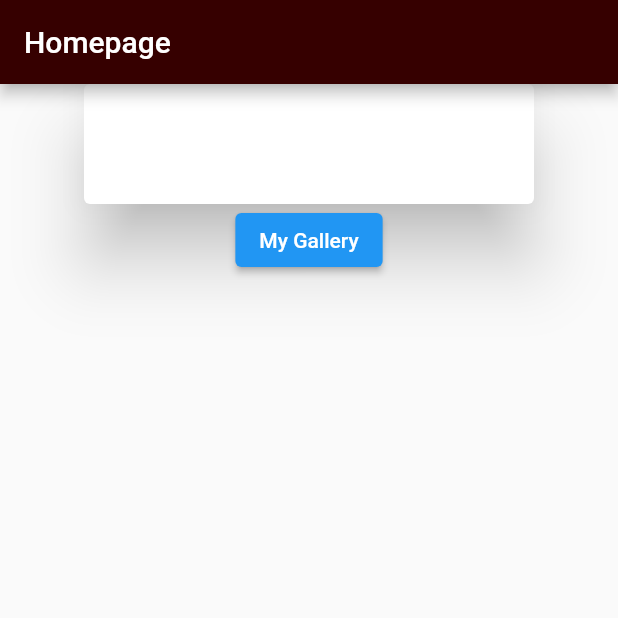
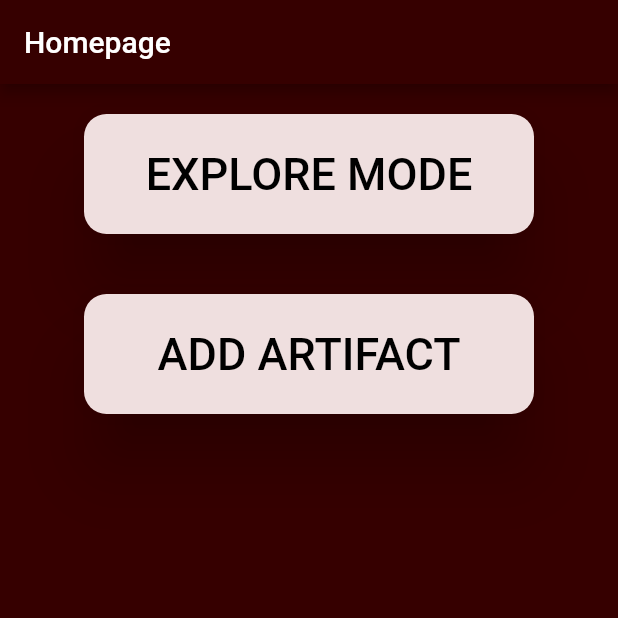
Before and after one commit to jooleyaz/Hoax-Buster, a Flutter app: the screen it shows after launch, on a phone screen of 412 x 824 dp, the top half of it. Run offline on Flutter 3.47's test engine with Material 2 defaults, Android fonts, the light colour scheme and no system bars; our stand-ins replace image_picker, permission_handler; missing offline and left inert: edge_detection; Roboto replaces fonts that are missing (Lexend-Regular).

Commit message:
added button designs

```diff
--- a/front_end/memory_museum/lib/home.dart
+++ b/front_end/memory_museum/lib/home.dart
@@ -14,42 +14,76 @@ class _MyHomePageState extends State<MyHomePage> {
   @override
   Widget build(BuildContext context) {
     return Scaffold(
+        backgroundColor: const Color(0xff360000),
         appBar: AppBar(
           backgroundColor: const Color(0xff360000),
           title: const Text("Homepage"),
         ),
         body: Center(
           child: Column(children: [
-            ElevatedButton(
+            Padding(
+              padding: EdgeInsets.all(20.0),
+              child: ElevatedButton(
                 onPressed: () {
                   Navigator.push(
                     context,
-                  MaterialPageRoute(builder: (context) => const ExplorePage()),
+                    MaterialPageRoute(
+                        builder: (context) => const ExplorePage()),
                   );
                 },
                 style: ElevatedButton.styleFrom(
                   padding: const EdgeInsets.all(20.0),
                   fixedSize: const Size(300, 80),
-                textStyle: const TextStyle(
-                  fontSize: 40,
-                  fontFamily: "Lexend-Regular",
-                ),
-                backgroundColor: Colors.white,
+                  backgroundColor: Color.fromARGB(255, 239, 223, 223),
                   elevation: 20,
                   shadowColor: Colors.black,
                   alignment: Alignment.center,
+                  shape: RoundedRectangleBorder(
+                    borderRadius: BorderRadius.circular(15.0),
                   ),
-              child: const Text("Go to explore page"),
+                  foregroundColor: Colors.black,
                 ),
-            ElevatedButton(
+                child: const Text(
+                  "EXPLORE MODE",
+                  style: TextStyle(
+                    fontSize: 30,
+                    fontFamily: "Lexend-Regular",
+                    color: Colors.black,
+                  ),
+                ),
+              ),
+            ),
+            Padding(
+              padding: EdgeInsets.all(20.0),
+              child: ElevatedButton(
                 onPressed: () {
                   Navigator.push(
                     context,
                     MaterialPageRoute(builder: (context) => const AddNewPage()),
                   );
                 },
-              child: const Text("My Gallery"),
-            )
+                style: ElevatedButton.styleFrom(
+                  padding: const EdgeInsets.all(20.0),
+                  fixedSize: const Size(300, 80),
+                  backgroundColor: Color.fromARGB(255, 239, 223, 223),
+                  elevation: 20,
+                  shadowColor: Colors.black,
+                  alignment: Alignment.center,
+                  shape: RoundedRectangleBorder(
+                    borderRadius: BorderRadius.circular(15.0),
+                  ),
+                  foregroundColor: Colors.black,
+                ),
+                child: const Text(
+                  "ADD ARTIFACT",
+                  style: TextStyle(
+                    fontSize: 30,
+                    fontFamily: "Lexend-Regular",
+                    color: Colors.black,
+                  ),
+                ),
+              ),
+            ),
           ]),
         ));
   }
--- a/front_end/memory_museum/pubspec.yaml
+++ b/front_end/memory_museum/pubspec.yaml
@@ -67,6 +67,7 @@ flutter:
   # To add assets to your application, add an assets section, like this:
   assets:
     - assets/images/memories/
+    - assets/fonts/Lexend-Regular.ttf
 
   # An image asset can refer to one or more resolution-specific "variants", see
   # https://flutter.dev/assets-and-images/#resolution-aware
@@ -81,9 +82,6 @@ flutter:
   # example:
   fonts:
   - family: Lexend
-  fonts:
-  - asset: fonts/Lexend-Regular.ttf
-  style: normal
   # fonts:
   #   - family: Schyler
   #     fonts:
```
Also changed, not shown: front_end/memory_museum/assets/fonts/Lexend-Black.ttf (renamed from front_end/memory_museum/assets/images/memories/fonts/Lexend-Black.ttf), front_end/memory_museum/assets/fonts/Lexend-Bold.ttf (renamed from front_end/memory_museum/assets/images/memories/fonts/Lexend-Bold.ttf), front_end/memory_museum/assets/fonts/Lexend-ExtraBold.ttf (renamed from front_end/memory_museum/assets/images/memories/fonts/Lexend-ExtraBold.ttf), front_end/memory_museum/assets/fonts/Lexend-ExtraLight.ttf (renamed from front_end/memory_museum/assets/images/memories/fonts/Lexend-ExtraLight.ttf), front_end/memory_museum/assets/fonts/Lexend-Light.ttf (renamed from front_end/memory_museum/assets/images/memories/fonts/Lexend-Light.ttf), front_end/memory_museum/assets/fonts/Lexend-Medium.ttf (renamed from front_end/memory_museum/assets/images/memories/fonts/Lexend-Medium.ttf), front_end/memory_museum/assets/fonts/Lexend-Regular.ttf (renamed from front_end/memory_museum/assets/images/memories/fonts/Lexend-Regular.ttf), front_end/memory_museum/assets/fonts/Lexend-SemiBold.ttf (renamed from front_end/memory_museum/assets/images/memories/fonts/Lexend-SemiBold.ttf), front_end/memory_museum/assets/fonts/Lexend-Thin.ttf (renamed from front_end/memory_museum/assets/images/memories/fonts/Lexend-Thin.ttf), front_end/memory_museum/assets/fonts/PassionOne-Regular.ttf (renamed from front_end/memory_museum/assets/images/memories/fonts/PassionOne-Regular.ttf). Lines whose indentation alone changed are shown as unchanged.
